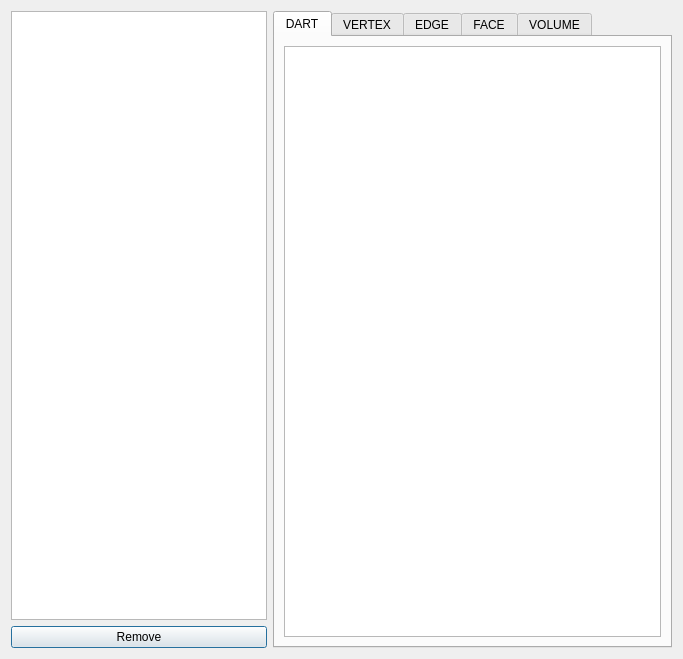
First picture: the form in SCHNApps/forms/mapsDialog.ui, repository cgogn/CGoGN, before the edit.
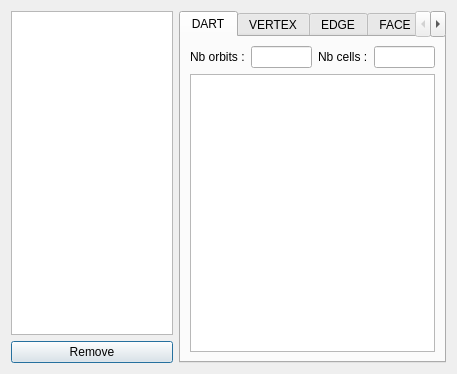
Second picture: the form after the edit. The open tabs and pages were chosen to show the change.

Commit message: SCHNApps: added orbits&cells info in maps dialog

The edit to the form file:
```diff
--- a/SCHNApps/forms/mapsDialog.ui
+++ b/SCHNApps/forms/mapsDialog.ui
@@ -6,8 +6,8 @@
    <rect>
     <x>0</x>
     <y>0</y>
-    <width>683</width>
-    <height>659</height>
+    <width>457</width>
+    <height>374</height>
    </rect>
   </property>
   <property name="windowTitle">
@@ -19,7 +19,7 @@
      <item>
       <widget class="QListWidget" name="mapList">
        <property name="sizePolicy">
-        <sizepolicy hsizetype="Minimum" vsizetype="Expanding">
+        <sizepolicy hsizetype="Preferred" vsizetype="Expanding">
          <horstretch>0</horstretch>
          <verstretch>0</verstretch>
         </sizepolicy>
@@ -44,7 +44,31 @@
       <attribute name="title">
        <string>DART</string>
       </attribute>
-      <layout class="QVBoxLayout" name="verticalLayout">
+      <layout class="QVBoxLayout" name="verticalLayout_2">
+       <item>
+        <layout class="QHBoxLayout" name="horizontalLayout_2">
+         <item>
+          <widget class="QLabel" name="label_dart_orbits">
+           <property name="text">
+            <string>Nb orbits :</string>
+           </property>
+          </widget>
+         </item>
+         <item>
+          <widget class="QLineEdit" name="lineEdit_dart_orbits"/>
+         </item>
+         <item>
+          <widget class="QLabel" name="label_dart_cells">
+           <property name="text">
+            <string>Nb cells :</string>
+           </property>
+          </widget>
+         </item>
+         <item>
+          <widget class="QLineEdit" name="lineEdit_dart_cells"/>
+         </item>
+        </layout>
+       </item>
        <item>
         <widget class="QListWidget" name="dartAttributes"/>
        </item>
@@ -54,7 +78,31 @@
       <attribute name="title">
        <string>VERTEX</string>
       </attribute>
-      <layout class="QVBoxLayout" name="verticalLayout_2">
+      <layout class="QVBoxLayout" name="verticalLayout">
+       <item>
+        <layout class="QHBoxLayout" name="horizontalLayout_3">
+         <item>
+          <widget class="QLabel" name="label_vertex_orbits">
+           <property name="text">
+            <string>Nb orbits :</string>
+           </property>
+          </widget>
+         </item>
+         <item>
+          <widget class="QLineEdit" name="lineEdit_vertex_orbits"/>
+         </item>
+         <item>
+          <widget class="QLabel" name="label_vertex_cells">
+           <property name="text">
+            <string>Nb cells :</string>
+           </property>
+          </widget>
+         </item>
+         <item>
+          <widget class="QLineEdit" name="lineEdit_vertex_cells"/>
+         </item>
+        </layout>
+       </item>
        <item>
         <widget class="QListWidget" name="vertexAttributes"/>
        </item>
```
Left out of the diff: 74 changed lines with no effect on the pictures. The commit also changes 11 other files.
